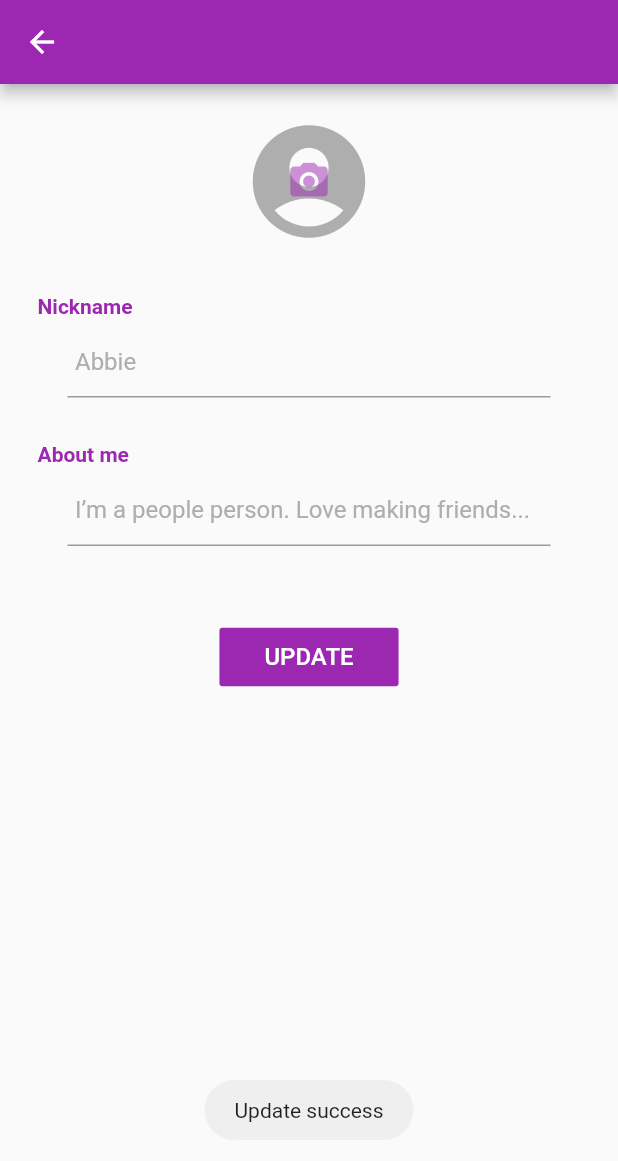
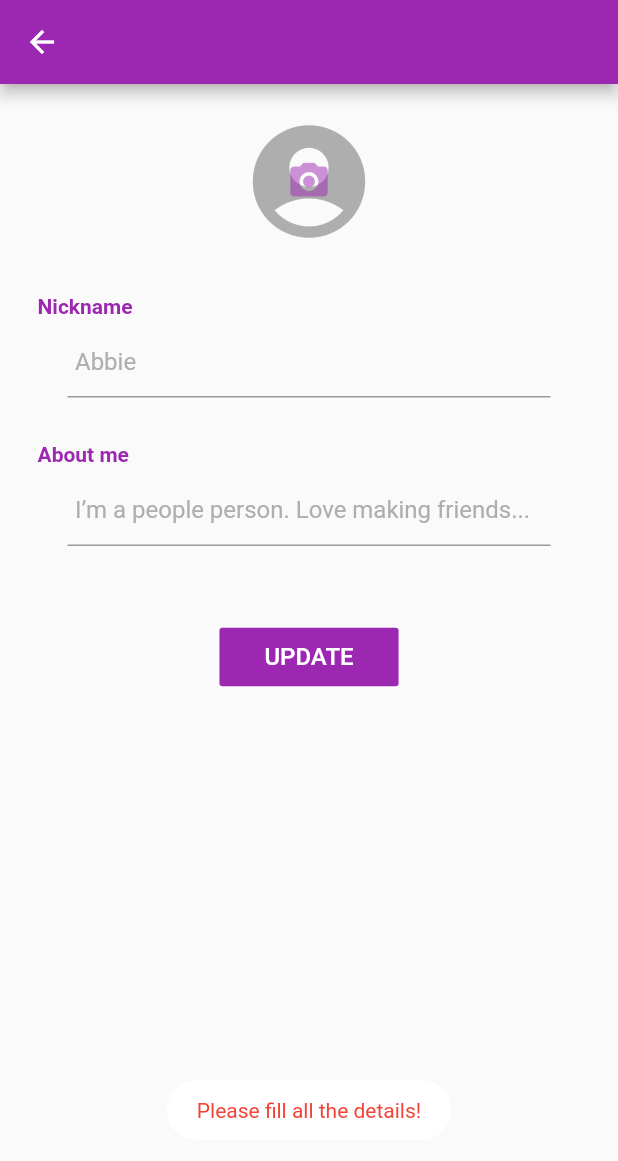
Before and after one commit to rhythmgupta16/Chat-App, a Flutter app: the ChatSettings screen opened directly, after a tap on "UPDATE", on a phone screen of 412 x 824 dp. Shown: the top 1161 px of the screen. Run offline on Flutter 3.47's test engine with Material 2 defaults, Android fonts, the phone set to English and light mode, and no system bars; our stand-ins replace cached_network_image, cloud_firestore, firebase_auth, firebase_core, firebase_messaging, firebase_storage and 6 more; accounts and stored records are empty.

Commit message:
Structure changes and minor bug fixes

```diff
--- a/lib/chat.dart
+++ b/lib/Screens/chat.dart
@@ -1,12 +1,12 @@
 import 'dart:async';
 import 'dart:io';
+import 'package:ChatApp/Widgets/const.dart';
+import 'package:ChatApp/Widgets/full_photo.dart';
+import 'package:ChatApp/Widgets/loading.dart';
 import 'package:cached_network_image/cached_network_image.dart';
 import 'package:cloud_firestore/cloud_firestore.dart';
 import 'package:firebase_storage/firebase_storage.dart';
 import 'package:flutter/material.dart';
-import 'package:ChatApp/const.dart';
-import 'package:ChatApp/widget/full_photo.dart';
-import 'package:ChatApp/widget/loading.dart';
 import 'package:fluttertoast/fluttertoast.dart';
 import 'package:image_picker/image_picker.dart';
 import 'package:intl/intl.dart';
--- a/lib/forgotPassword.dart
+++ b/lib/Screens/forgotPassword.dart
@@ -10,6 +10,7 @@ class ForgotPasswordPage extends StatefulWidget {
 }
 
 class _ForgotPasswordPageState extends State<ForgotPasswordPage> {
+  //Initialize variables
   final GlobalKey<FormState> _registerFormKey = GlobalKey<FormState>();
 
   TextEditingController emailInputController;
@@ -22,6 +23,7 @@ class _ForgotPasswordPageState extends State<ForgotPasswordPage> {
     super.initState();
   }
 
+  ////Validate Email input
   String emailValidator(String value) {
     Pattern pattern =
         r'^(([^<>()[\]\\.,;:\s@\"]+(\.[^<>()[\]\\.,;:\s@\"]+)*)|(\".+\"))@((\[[0-9]{1,3}\.[0-9]{1,3}\.[0-9]{1,3}\.[0-9]{1,3}\])|(([a-zA-Z\-0-9]+\.)+[a-zA-Z]{2,}))$';
@@ -37,7 +39,6 @@ class _ForgotPasswordPageState extends State<ForgotPasswordPage> {
   Widget build(BuildContext context) {
     return Scaffold(
       body: Container(
-        //padding: const EdgeInsets.all(20.0),
         child: SingleChildScrollView(
           child: Container(
             height: MediaQuery.of(context).size.height,
@@ -67,7 +68,6 @@ class _ForgotPasswordPageState extends State<ForgotPasswordPage> {
                       icon: new Icon(Icons.arrow_back),
                       onPressed: () {
                         Navigator.of(context).pop();
-                        //Navigator.of(context).pushNamed('/login');
                       },
                     ),
                     // Actions are identified as buttons which are added at the right of App Bar
--- a/lib/settings.dart
+++ b/lib/Screens/settings.dart
@@ -1,11 +1,10 @@
 import 'dart:async';
 import 'dart:io';
-
+import 'package:ChatApp/Widgets/const.dart';
 import 'package:cached_network_image/cached_network_image.dart';
 import 'package:cloud_firestore/cloud_firestore.dart';
 import 'package:firebase_storage/firebase_storage.dart';
 import 'package:flutter/material.dart';
-import 'package:ChatApp/const.dart';
 import 'package:fluttertoast/fluttertoast.dart';
 import 'package:image_picker/image_picker.dart';
 import 'package:shared_preferences/shared_preferences.dart';
@@ -32,6 +31,7 @@ class SettingsScreen extends StatefulWidget {
 }
 
 class SettingsScreenState extends State<SettingsScreen> {
+  //Initialize variables
   TextEditingController controllerNickname;
   TextEditingController controllerAboutMe;
 
@@ -54,6 +54,7 @@ class SettingsScreenState extends State<SettingsScreen> {
     readLocal();
   }
 
+  //Read data from Shared Preferences
   void readLocal() async {
     prefs = await SharedPreferences.getInstance();
     id = prefs.getString('id') ?? '';
@@ -68,6 +69,7 @@ class SettingsScreenState extends State<SettingsScreen> {
     setState(() {});
   }
 
+  //Select image from phone storage
   Future getImage() async {
     ImagePicker imagePicker = ImagePicker();
     PickedFile pickedFile;
@@ -85,6 +87,7 @@ class SettingsScreenState extends State<SettingsScreen> {
     uploadFile();
   }
 
+  //Upload the selected image to Firebase Storage
   Future uploadFile() async {
     String fileName = id;
     StorageReference reference = FirebaseStorage.instance.ref().child(fileName);
@@ -132,6 +135,12 @@ class SettingsScreenState extends State<SettingsScreen> {
   }
 
   void handleUpdateData() {
+    if (controllerAboutMe.text.isEmpty || controllerNickname.text.isEmpty) {
+      Fluttertoast.showToast(
+          msg: 'Please fill all the details!',
+          textColor: Colors.red,
+          backgroundColor: Colors.white);
+    } else {
       focusNodeNickname.unfocus();
       focusNodeAboutMe.unfocus();
 
@@ -160,6 +169,7 @@ class SettingsScreenState extends State<SettingsScreen> {
 
         Fluttertoast.showToast(msg: err.toString());
       });
+    }
   }
 
   @override
--- a/lib/widget/full_photo.dart
+++ b/lib/Widgets/full_photo.dart
@@ -1,7 +1,7 @@
 import 'package:flutter/material.dart';
-import 'package:ChatApp/const.dart';
 import 'package:photo_view/photo_view.dart';
 import 'package:cached_network_image/cached_network_image.dart';
+import 'const.dart';
 
 class FullPhoto extends StatelessWidget {
   final String url;
--- a/lib/widget/loading.dart
+++ b/lib/Widgets/loading.dart
@@ -1,6 +1,5 @@
 import 'package:flutter/material.dart';
-
-import '../const.dart';
+import 'const.dart';
 
 class Loading extends StatelessWidget {
   const Loading();
--- a/lib/main.dart
+++ b/lib/main.dart
@@ -1,7 +1,7 @@
 import 'package:firebase_core/firebase_core.dart';
 import 'package:flutter/material.dart';
-import 'const.dart';
-import 'login.dart';
+import 'Screens/login.dart';
+import 'Widgets/const.dart';
 
 void main() async {
   WidgetsFlutterBinding.ensureInitialized();
```
Also changed, not shown: lib/Screens/home.dart (renamed from lib/home.dart, +6 -6 lines), lib/Screens/login.dart (renamed from lib/login.dart, +17 -34 lines), lib/Screens/register.dart (renamed from lib/register.dart, +6 -3 lines), lib/Widgets/const.dart (renamed from lib/const.dart). Lines whose indentation alone changed are shown as unchanged.
